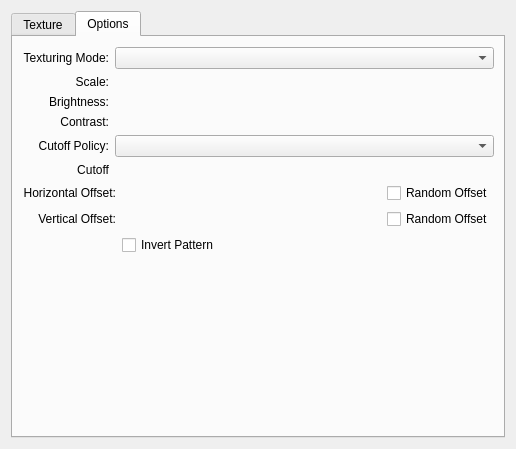
First picture: the form in plugins/paintops/libpaintop/forms/wdgtexturechooser.ui, repository KDE/krita, before the edit.
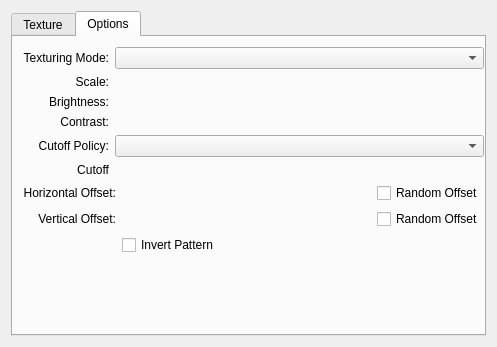
Second picture: the form after the edit. The open tabs and pages were chosen to show the change. Custom widgets are drawn as their Qt base class.

Commit message: reduce the height of the brush editor area.

What changed in the file:
```diff
--- a/plugins/paintops/libpaintop/forms/wdgtexturechooser.ui
+++ b/plugins/paintops/libpaintop/forms/wdgtexturechooser.ui
@@ -6,8 +6,8 @@
    <rect>
     <x>0</x>
     <y>0</y>
-    <width>516</width>
-    <height>449</height>
+    <width>497</width>
+    <height>347</height>
    </rect>
   </property>
   <property name="minimumSize">
@@ -67,8 +67,8 @@
         <rect>
          <x>10</x>
          <y>10</y>
-         <width>471</width>
-         <height>381</height>
+         <width>461</width>
+         <height>281</height>
         </rect>
        </property>
        <layout class="QVBoxLayout" name="verticalLayout">
```
Left out of the diff: 6 changed lines with no effect on the pictures. The commit also changes 3 other files.
